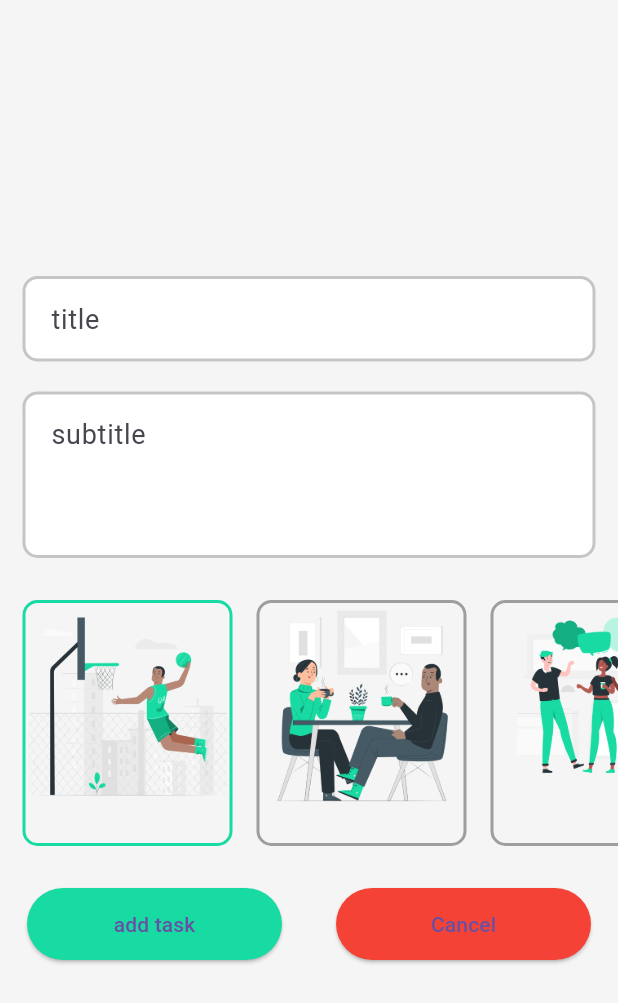
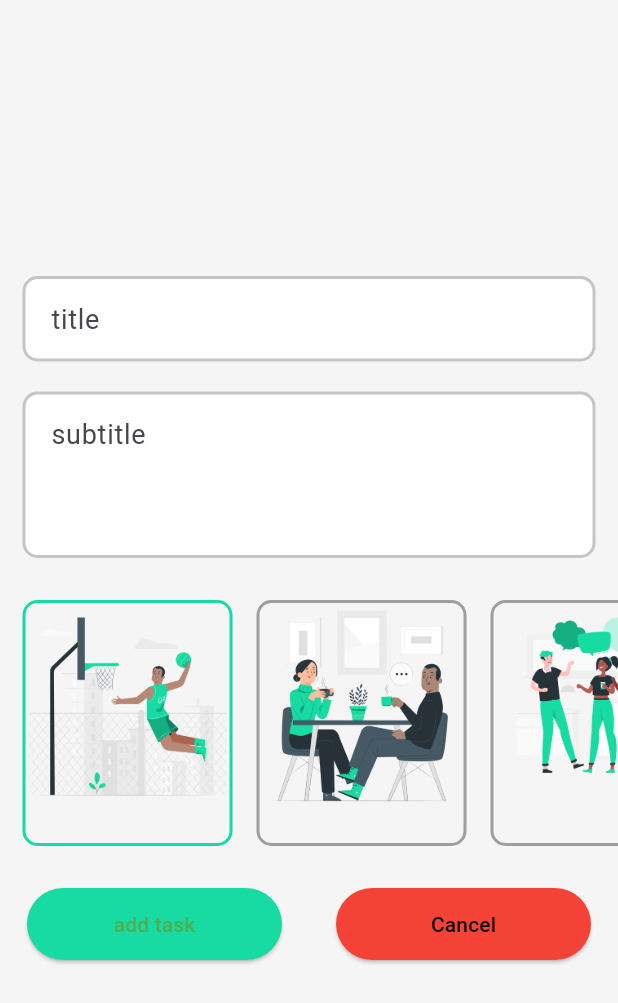
Before and after one commit to Shramkamal/flutter-project, a Flutter app: the Task_Widget widget shown alone on an empty page, opened directly with empty values, after a tap on "edit", on a phone screen of 412 x 824 dp. Shown: the top 1003 px of the screen. Run offline on Flutter 3.47's test engine with Material 3 defaults, Android fonts, the light colour scheme and no system bars; our stand-ins replace cloud_firestore, firebase_auth, firebase_core; accounts and stored records are empty.

Commit message:
sixth commit

```diff
--- a/flutter_todo_list/lib/screen/edit_screen.dart
+++ b/flutter_todo_list/lib/screen/edit_screen.dart
@@ -30,8 +30,6 @@ class _Edit_ScreenState extends State<Edit_Screen>
     _focusNode1 = FocusNode();
     _focusNode2 = FocusNode();
 
-    // Initialize the selected image index using the note's image value.
-    // If widget._note.image is not a valid integer, default to 0.
     indexx = widget._note.image;
 
     _controller = AnimationController(
@@ -91,12 +89,11 @@ class _Edit_ScreenState extends State<Edit_Screen>
             minimumSize: const Size(170, 48),
           ),
           onPressed: () {
-            // Update note with the new image index along with title and subtitle.
             Firestore_Datasource().Update_Note(
                 widget._note.id, indexx, title!.text, subtitle!.text);
             Navigator.pop(context);
           },
-          child: const Text('add task'),
+          child: const Text('add task', style: TextStyle(color: Colors.green)),
         ),
         ElevatedButton(
           style: ElevatedButton.styleFrom(
@@ -106,7 +103,7 @@ class _Edit_ScreenState extends State<Edit_Screen>
           onPressed: () {
             Navigator.pop(context);
           },
-          child: const Text('Cancel'),
+          child: const Text('Cancel', style: TextStyle(color: Colors.black)),
         ),
       ],
     );
--- a/flutter_todo_list/lib/widgets/stream_note.dart
+++ b/flutter_todo_list/lib/widgets/stream_note.dart
@@ -23,14 +23,12 @@ class Stream_note extends StatelessWidget {
           itemCount: noteslist.length,
           itemBuilder: (context, index) {
             final note = noteslist[index];
-            // note.timestamp is now a DateTime, not a Timestamp
             DateTime noteDate = note.timestamp;
             DateTime now = DateTime.now();
             bool isOlderThan24Hours = now.difference(noteDate).inHours >= 24;
 
             return Dismissible(
               key: UniqueKey(),
-              // Show the delete icon on both sides when swiping
               background: Container(
                 alignment: Alignment.centerLeft,
                 padding: const EdgeInsets.only(left: 20),
@@ -56,7 +54,7 @@ class Stream_note extends StatelessWidget {
               },
               child: Task_Widget(
                 note,
-                isOld: isOlderThan24Hours, // Pass condition to Task_Widget
+                isOld: isOlderThan24Hours,
               ),
             );
           },
--- a/flutter_todo_list/lib/widgets/task_widgets.dart
+++ b/flutter_todo_list/lib/widgets/task_widgets.dart
@@ -19,14 +19,13 @@ class _Task_WidgetState extends State<Task_Widget> {
   Widget build(BuildContext context) {
     bool isDone = widget._note.isDon;
 
-    // Use a beautiful red gradient when the task is older than 24 hours and not done.
     final BoxDecoration containerDecoration = BoxDecoration(
       borderRadius: BorderRadius.circular(10),
       gradient: (isDone)
           ? const LinearGradient(
               colors: [
                 Color.fromARGB(255, 255, 255, 255),
-                Color.fromARGB(255, 0, 128, 0) // Green gradient
+                Color.fromARGB(255, 0, 128, 0)
               ],
               begin: Alignment.topLeft,
               end: Alignment.bottomRight,
@@ -35,7 +34,7 @@ class _Task_WidgetState extends State<Task_Widget> {
               ? const LinearGradient(
                   colors: [
                     Color.fromARGB(255, 255, 255, 255),
-                    Color.fromARGB(255, 255, 0, 0) // Red gradient
+                    Color.fromARGB(255, 255, 0, 0)
                   ],
                   begin: Alignment.topLeft,
                   end: Alignment.bottomRight,
```
